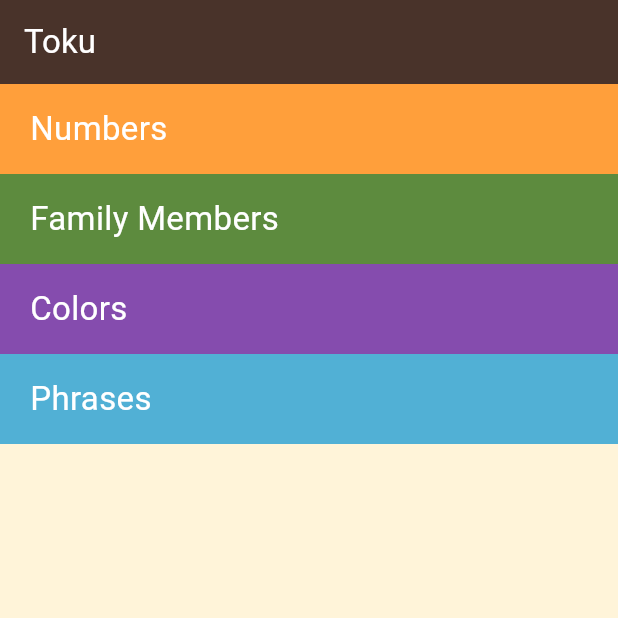
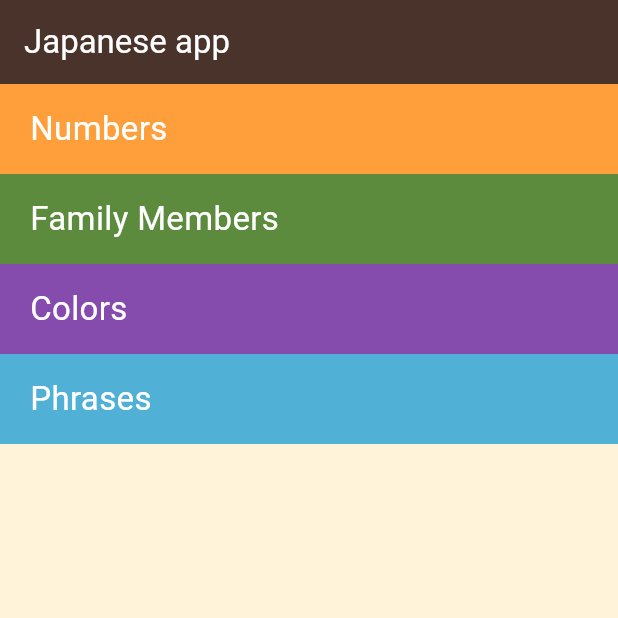
Before and after one commit to mariamfarouk555/Japanese-Application, a Flutter app: the screen it shows after launch, on a phone screen of 412 x 824 dp, the top half of it. Run offline on Flutter 3.47's test engine with Material 3 defaults, Android fonts, the light colour scheme and no system bars; our stand-ins replace audioplayers.

Commit message:
edit file

```diff
--- a/lib/screens/colors_page.dart
+++ b/lib/screens/colors_page.dart
@@ -1,5 +1,6 @@
 import 'package:flutter/material.dart';
 import 'package:project/components/item.dart';
+import 'package:project/screens/number.dart';
 // import 'package:toku/components/item.dart';
 import '../models/number.dart';
 
--- a/lib/screens/home_page.dart
+++ b/lib/screens/home_page.dart
@@ -19,7 +19,10 @@ class HomePage extends StatelessWidget {
       backgroundColor: const Color(0xffFFF4D9),
       appBar: AppBar(
         backgroundColor: const Color(0XFF49332A),
-        title: const Text('Toku', style: TextStyle(color: Colors.white)),
+        title: const Text(
+          'Japanese app',
+          style: TextStyle(color: Colors.white),
+        ),
       ),
       body: Column(
         children: [
```
Also changed, not shown: 1 other file.
